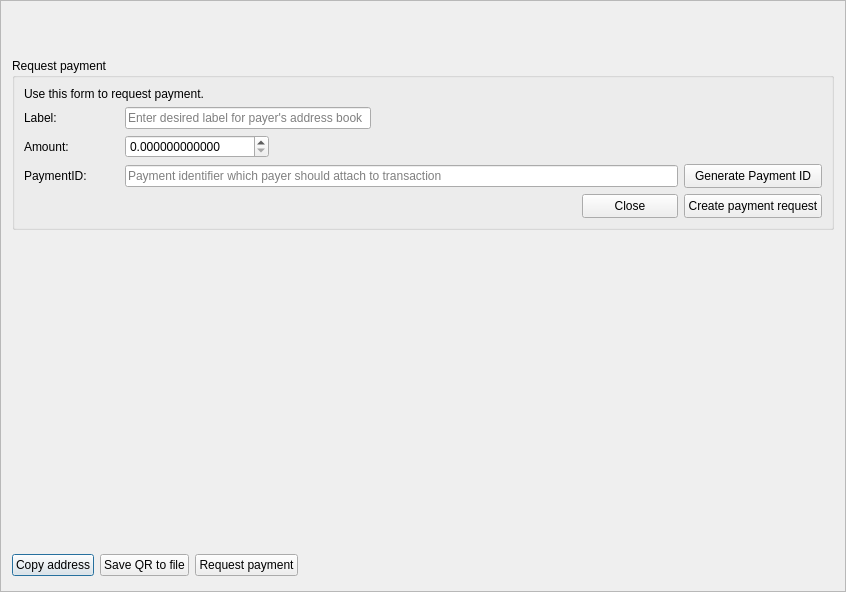
This is src/gui/ui/receiveframe.ui in cryptonotefoundation/cryptonotewallet as Qt 5 draws it before an edit. The edited form follows.
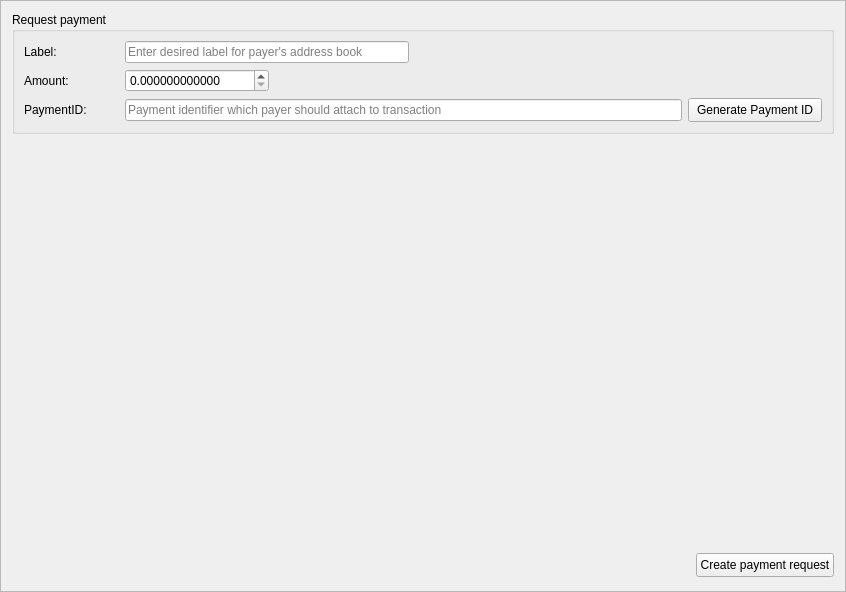
This is the edited form. Icons and pictures are not drawn. Custom widgets are drawn as their Qt base class.

Commit message: Rework Receive frame and QR Code dialogue

What changed in the file:
```diff
--- a/src/gui/ui/receiveframe.ui
+++ b/src/gui/ui/receiveframe.ui
@@ -20,60 +20,6 @@
    <enum>QFrame::Raised</enum>
   </property>
   <layout class="QVBoxLayout" name="verticalLayout">
-   <item>
-    <widget class="QFrame" name="m_addressQRFrame">
-     <property name="minimumSize">
-      <size>
-       <width>0</width>
-       <height>40</height>
-      </size>
-     </property>
-     <property name="frameShape">
-      <enum>QFrame::NoFrame</enum>
-     </property>
-     <property name="frameShadow">
-      <enum>QFrame::Raised</enum>
-     </property>
-     <layout class="QVBoxLayout" name="verticalLayout_2">
-      <property name="leftMargin">
-       <number>0</number>
-      </property>
-      <property name="topMargin">
-       <number>0</number>
-      </property>
-      <property name="rightMargin">
-       <number>0</number>
-      </property>
-      <property name="bottomMargin">
-       <number>0</number>
-      </property>
-      <item>
-       <layout class="QHBoxLayout" name="qrCodeFrame">
-        <item>
-         <widget class="WalletGui::QRLabel" name="m_qrLabel">
-          <property name="text">
-           <string/>
-          </property>
-         </widget>
-        </item>
-        <item>
-         <spacer name="horizontalSpacer_2">
-          <property name="orientation">
-           <enum>Qt::Horizontal</enum>
-          </property>
-          <property name="sizeHint" stdset="0">
-           <size>
-            <width>40</width>
-            <height>20</height>
-           </size>
-          </property>
-         </spacer>
-        </item>
-       </layout>
-      </item>
-     </layout>
-    </widget>
-   </item>
    <item>
     <widget class="QFrame" name="m_requestPaymentFrame">
      <property name="minimumSize">
@@ -101,31 +47,7 @@
          <string>Request payment</string>
         </property>
         <layout class="QGridLayout" name="gridLayout">
-         <item row="0" column="0" colspan="2">
-          <widget class="QLabel" name="label">
-           <property name="text">
-            <string>Use this form to request payment.</string>
-           </property>
-          </widget>
-         </item>
-         <item row="1" column="0">
-          <widget class="QLabel" name="label_7">
-           <property name="text">
-            <string>Label:</string>
-           </property>
-          </widget>
-         </item>
-         <item row="1" column="1" colspan="2">
-          <widget class="QLineEdit" name="m_payerLabel">
-           <property name="maxLength">
-            <number>64</number>
-           </property>
-           <property name="placeholderText">
-            <string>Enter desired label for payer's address book</string>
-           </property>
-          </widget>
-         </item>
-         <item row="1" column="3" colspan="4">
+         <item row="0" column="3" colspan="3">
           <spacer name="horizontalSpacer_3">
            <property name="orientation">
             <enum>Qt::Horizontal</enum>
@@ -139,13 +61,56 @@
           </spacer>
          </item>
          <item row="2" column="0">
+          <widget class="QLabel" name="label_6">
+           <property name="text">
+            <string>PaymentID:</string>
+           </property>
+          </widget>
+         </item>
+         <item row="0" column="0">
+          <widget class="QLabel" name="label_7">
+           <property name="text">
+            <string>Label:</string>
+           </property>
+          </widget>
+         </item>
+         <item row="1" column="0">
           <widget class="QLabel" name="label_3">
            <property name="text">
             <string>Amount:</string>
            </property>
           </widget>
          </item>
-         <item row="2" column="1">
+         <item row="0" column="1" colspan="2">
+          <widget class="QLineEdit" name="m_payerLabel">
+           <property name="maxLength">
+            <number>64</number>
+           </property>
+           <property name="placeholderText">
+            <string>Enter desired label for payer's address book</string>
+           </property>
+          </widget>
+         </item>
+         <item row="2" column="5">
+          <widget class="QPushButton" name="m_generatePaymentIdButton">
+           <property name="minimumSize">
+            <size>
+             <width>0</width>
+             <height>24</height>
+            </size>
+           </property>
+           <property name="baseSize">
+            <size>
+             <width>0</width>
+             <height>24</height>
+            </size>
+           </property>
+           <property name="text">
+            <string>Generate Payment ID</string>
+           </property>
+          </widget>
+         </item>
+         <item row="1" column="1">
           <widget class="QDoubleSpinBox" name="m_requestAmountSpin">
            <property name="sizePolicy">
             <sizepolicy hsizetype="Minimum" vsizetype="Fixed">
@@ -188,27 +153,7 @@
            </property>
           </widget>
          </item>
-         <item row="2" column="2" colspan="5">
-          <spacer name="horizontalSpacer_4">
-           <property name="orientation">
-            <enum>Qt::Horizontal</enum>
-           </property>
-           <property name="sizeHint" stdset="0">
-            <size>
-             <width>547</width>
-             <height>20</height>
-            </size>
-           </property>
-          </spacer>
-         </item>
-         <item row="3" column="0">
-          <widget class="QLabel" name="label_6">
-           <property name="text">
-            <string>PaymentID:</string>
-           </property>
-          </widget>
-         </item>
-         <item row="3" column="1" colspan="5">
+         <item row="2" column="1" colspan="4">
           <widget class="QLineEdit" name="m_requestPaymentIdEdit">
            <property name="maxLength">
             <number>64</number>
@@ -218,75 +163,14 @@
            </property>
           </widget>
          </item>
-         <item row="3" column="6">
-          <widget class="QPushButton" name="m_generatePaymentIdButton">
-           <property name="minimumSize">
-            <size>
-             <width>0</width>
-             <height>24</height>
-            </size>
-           </property>
-           <property name="baseSize">
-            <size>
-             <width>0</width>
-             <height>24</height>
-            </size>
-           </property>
-           <property name="text">
-            <string>Generate Payment ID</string>
-           </property>
-          </widget>
-         </item>
-         <item row="4" column="6">
-          <widget class="QPushButton" name="m_createPaymentRequest">
-           <property name="minimumSize">
-            <size>
-             <width>0</width>
-             <height>24</height>
-            </size>
-           </property>
-           <property name="baseSize">
-            <size>
-             <width>0</width>
-             <height>24</height>
-            </size>
-           </property>
-           <property name="text">
-            <string>Create payment request</string>
-           </property>
-           <property name="icon">
-            <iconset resource="../../resources.qrc">
-             <normaloff>:/icons/btn-receive</normaloff>:/icons/btn-receive</iconset>
-           </property>
-          </widget>
-         </item>
-         <item row="4" column="5">
-          <widget class="QPushButton" name="m_closePaymentRequestFormButton">
-           <property name="minimumSize">
-            <size>
-             <width>0</width>
-             <height>24</height>
-            </size>
-           </property>
-           <property name="baseSize">
-            <size>
-             <width>0</width>
-             <height>24</height>
-            </size>
-           </property>
-           <property name="text">
-            <string>Close</string>
-           </property>
-          </widget>
-         </item>
-         <item row="4" column="0" colspan="5">
-          <spacer name="horizontalSpacer_5">
+         <item row="1" column="2" colspan="4">
+          <spacer name="horizontalSpacer_4">
            <property name="orientation">
             <enum>Qt::Horizontal</enum>
            </property>
            <property name="sizeHint" stdset="0">
             <size>
-             <width>488</width>
+             <width>547</width>
              <height>20</height>
             </size>
            </property>
@@ -344,45 +228,6 @@
       <property name="bottomMargin">
        <number>0</number>
       </property>
-      <item>
-       <widget class="QPushButton" name="m_copyAddress">
-        <property name="text">
-         <string>Copy address</string>
-        </property>
-        <property name="icon">
-         <iconset resource="../../resources.qrc">
-          <normaloff>:/icons/copy_white</normaloff>:/icons/copy_white</iconset>
-        </property>
-        <property name="default">
-         <bool>true</bool>
-        </property>
-       </widget>
-      </item>
-      <item>
-       <widget class="QPushButton" name="m_saveQR">
-        <property name="text">
-         <string>Save QR to file</string>
-        </property>
-        <property name="icon">
-         <iconset resource="../../resources.qrc">
-          <normaloff>:/icons/save</normaloff>:/icons/save</iconset>
-        </property>
-       </widget>
-      </item>
-      <item>
-       <widget class="QPushButton" name="m_requestPaymentButton">
-        <property name="enabled">
-         <bool>true</bool>
-        </property>
-        <property name="text">
-         <string>Request payment</string>
-        </property>
-        <property name="icon">
-         <iconset resource="../../resources.qrc">
-          <normaloff>:/icons/btn-receive</normaloff>:/icons/btn-receive</iconset>
-        </property>
-       </widget>
-      </item>
       <item>
        <spacer name="horizontalSpacer">
         <property name="orientation">
@@ -396,18 +241,34 @@
         </property>
        </spacer>
       </item>
+      <item>
+       <widget class="QPushButton" name="m_createPaymentRequest">
+        <property name="minimumSize">
+         <size>
+          <width>0</width>
+          <height>24</height>
+         </size>
+        </property>
+        <property name="baseSize">
+         <size>
+          <width>0</width>
+          <height>24</height>
+         </size>
+        </property>
+        <property name="text">
+         <string>Create payment request</string>
+        </property>
+        <property name="icon">
+         <iconset resource="../../resources.qrc">
+          <normaloff>:/icons/btn-receive</normaloff>:/icons/btn-receive</iconset>
+        </property>
+       </widget>
+      </item>
      </layout>
     </widget>
    </item>
   </layout>
  </widget>
- <customwidgets>
-  <customwidget>
-   <class>WalletGui::QRLabel</class>
-   <extends>QLabel</extends>
-   <header>gui/QRLabel.h</header>
-  </customwidget>
- </customwidgets>
  <tabstops>
   <tabstop>m_payerLabel</tabstop>
   <tabstop>m_requestAmountSpin</tabstop>
```
Left out of the diff: 66 changed lines with no effect on the pictures. The commit also changes 24 other files.
